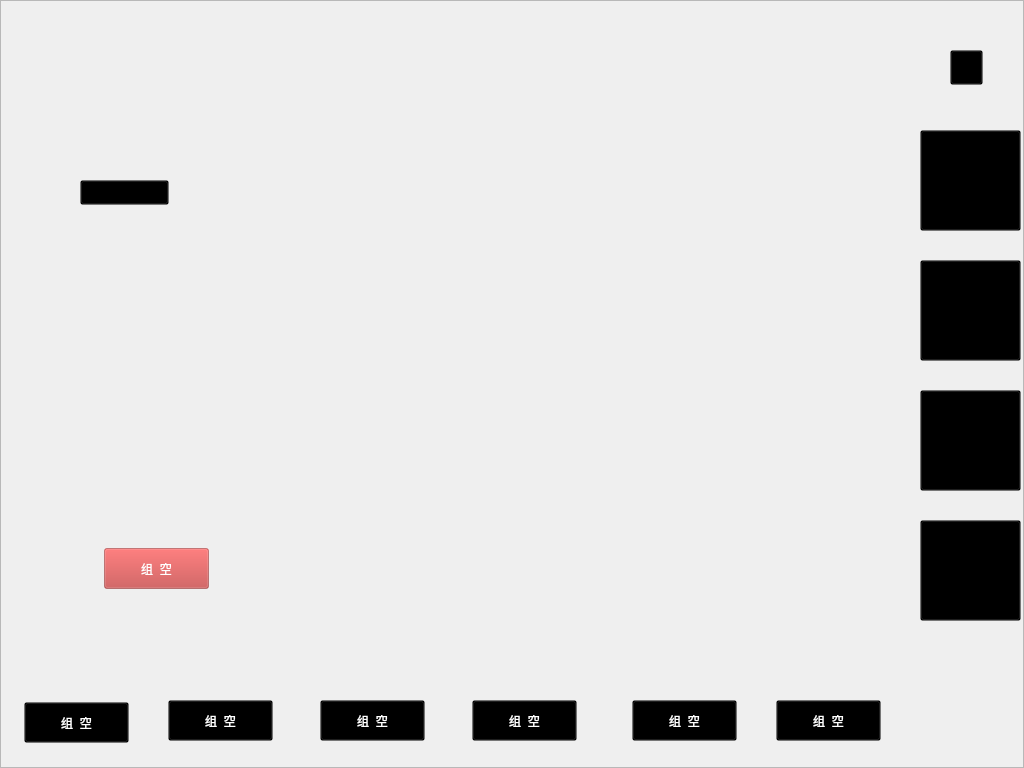
This is Window/Form/mainform.ui in caosq/ChickenFarm as Qt 5 draws it before an edit. The edited form follows.
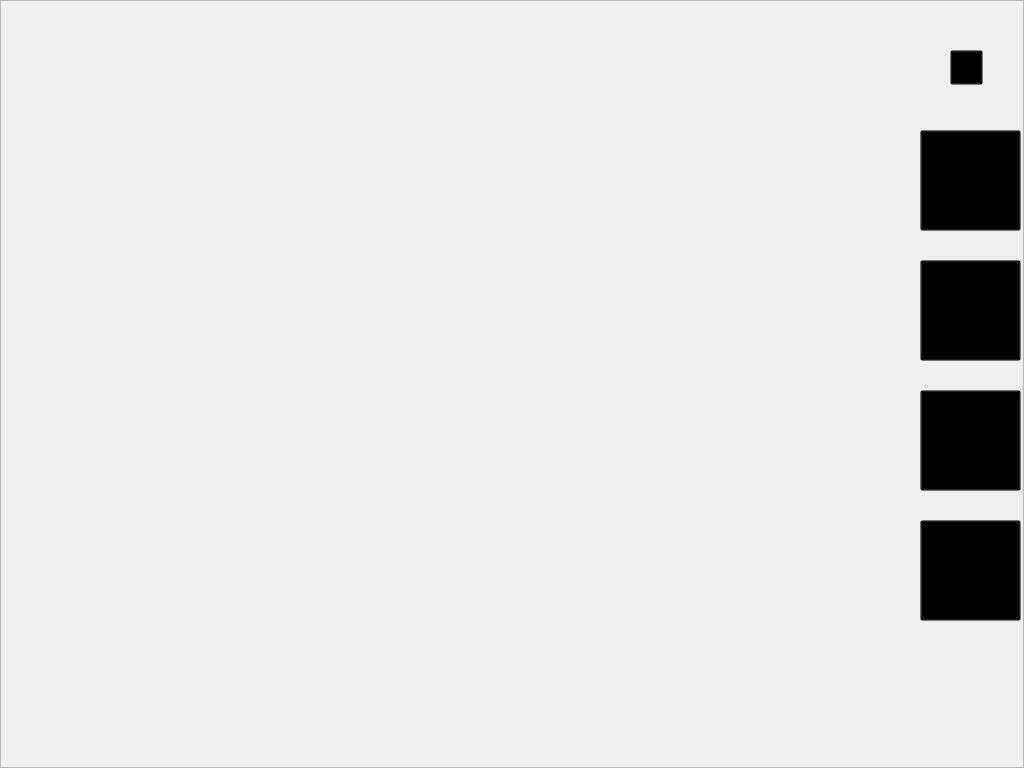
This is the edited form. The open tabs and pages were chosen to show the change. Icons and pictures are not drawn.

```diff
--- a/Window/Form/mainform.ui
+++ b/Window/Form/mainform.ui
@@ -31,1493 +31,6 @@
    <property name="currentIndex">
     <number>1</number>
    </property>
-   <widget class="QWidget" name="homePage"/>
-   <widget class="QWidget" name="systemPage">
-    <widget class="QStackedWidget" name="systemStackedWidget">
-     <property name="geometry">
-      <rect>
-       <x>0</x>
-       <y>0</y>
-       <width>920</width>
-       <height>633</height>
-      </rect>
-     </property>
-     <property name="currentIndex">
-      <number>4</number>
-     </property>
-     <widget class="QWidget" name="modularAirPage">
-      <widget class="QFrame" name="frame_3">
-       <property name="geometry">
-        <rect>
-         <x>10</x>
-         <y>60</y>
-         <width>253</width>
-         <height>283</height>
-        </rect>
-       </property>
-       <property name="styleSheet">
-        <string notr="true">#frame_3{
-border-image: url(:/UI/Widget/System_Air_2.png);}</string>
-       </property>
-       <property name="frameShape">
-        <enum>QFrame::StyledPanel</enum>
-       </property>
-       <property name="frameShadow">
-        <enum>QFrame::Raised</enum>
-       </property>
-      </widget>
-      <widget class="QFrame" name="frame_4">
-       <property name="geometry">
-        <rect>
-         <x>10</x>
-         <y>430</y>
-         <width>241</width>
-         <height>171</height>
-        </rect>
-       </property>
-       <property name="styleSheet">
-        <string notr="true">#frame_4{
-border-image: url(:/UI/Widget/System_Air_3.png);}</string>
-       </property>
-       <property name="frameShape">
-        <enum>QFrame::StyledPanel</enum>
-       </property>
-       <property name="frameShadow">
-        <enum>QFrame::Raised</enum>
-       </property>
-      </widget>
-      <widget class="QStackedWidget" name="modularAirStackedWidget">
-       <property name="geometry">
-        <rect>
-         <x>270</x>
-         <y>20</y>
-         <width>641</width>
-         <height>581</height>
-        </rect>
-       </property>
-       <widget class="QWidget" name="page"/>
-      </widget>
-     </widget>
-     <widget class="QWidget" name="modularChillerPage">
-      <widget class="QFrame" name="frame_5">
-       <property name="geometry">
-        <rect>
-         <x>16</x>
-         <y>24</y>
-         <width>249</width>
-         <height>313</height>
-        </rect>
-       </property>
-       <property name="styleSheet">
-        <string notr="true">#frame_5{
-border-image: url(:/UI/Widget/System_Chiller_1.png);}</string>
-       </property>
-       <property name="frameShape">
-        <enum>QFrame::StyledPanel</enum>
-       </property>
-       <property name="frameShadow">
-        <enum>QFrame::Raised</enum>
-       </property>
-       <widget class="QPushButton" name="pushButton_7">
-        <property name="geometry">
-         <rect>
-          <x>64</x>
-          <y>96</y>
-          <width>89</width>
-          <height>25</height>
-         </rect>
-        </property>
-        <property name="palette">
-         <palette>
-          <active>
-           <colorrole role="Button">
-            <brush brushstyle="SolidPattern">
-             <color alpha="0">
-              <red>0</red>
-              <green>0</green>
-              <blue>0</blue>
-             </color>
-            </brush>
-           </colorrole>
-           <colorrole role="Base">
-            <brush brushstyle="SolidPattern">
-             <color alpha="0">
-              <red>0</red>
-              <green>0</green>
-              <blue>0</blue>
-             </color>
-            </brush>
-           </colorrole>
-           <colorrole role="Window">
-            <brush brushstyle="SolidPattern">
-             <color alpha="0">
-              <red>0</red>
-              <green>0</green>
-              <blue>0</blue>
-             </color>
-            </brush>
-           </colorrole>
-          </active>
-          <inactive>
-           <colorrole role="Button">
-            <brush brushstyle="SolidPattern">
-             <color alpha="0">
-              <red>0</red>
-              <green>0</green>
-              <blue>0</blue>
-             </color>
-            </brush>
-           </colorrole>
-           <colorrole role="Base">
-            <brush brushstyle="SolidPattern">
-             <color alpha="0">
-              <red>0</red>
-              <green>0</green>
-              <blue>0</blue>
-             </color>
-            </brush>
-           </colorrole>
-           <colorrole role="Window">
-            <brush brushstyle="SolidPattern">
-             <color alpha="0">
-              <red>0</red>
-              <green>0</green>
-              <blue>0</blue>
-             </color>
-            </brush>
-           </colorrole>
-          </inactive>
-          <disabled>
-           <colorrole role="Button">
-            <brush brushstyle="SolidPattern">
-             <color alpha="0">
-              <red>0</red>
-              <green>0</green>
-              <blue>0</blue>
-             </color>
-            </brush>
-           </colorrole>
-           <colorrole role="Base">
-            <brush brushstyle="SolidPattern">
-             <color alpha="0">
-              <red>0</red>
-              <green>0</green>
-              <blue>0</blue>
-             </color>
-            </brush>
-           </colorrole>
-           <colorrole role="Window">
-            <brush brushstyle="SolidPattern">
-             <color alpha="0">
-              <red>0</red>
-              <green>0</green>
-              <blue>0</blue>
-             </color>
-            </brush>
-           </colorrole>
-          </disabled>
-         </palette>
-        </property>
-        <property name="toolTip">
-         <string/>
-        </property>
-        <property name="text">
-         <string>PushButton</string>
-        </property>
-       </widget>
-       <widget class="QTableWidget" name="tableWidget">
-        <property name="geometry">
-         <rect>
-          <x>40</x>
-          <y>152</y>
-          <width>161</width>
-          <height>113</height>
-         </rect>
-        </property>
-       </widget>
-      </widget>
-      <widget class="QFrame" name="frame_6">
-       <property name="geometry">
-        <rect>
-         <x>16</x>
-         <y>392</y>
-         <width>249</width>
-         <height>193</height>
-        </rect>
-       </property>
-       <property name="styleSheet">
-        <string notr="true">#frame_6{
-border-image: url(:/UI/Widget/System_Chiller_5.png);}</string>
-       </property>
-       <property name="frameShape">
-        <enum>QFrame::StyledPanel</enum>
-       </property>
-       <property name="frameShadow">
-        <enum>QFrame::Raised</enum>
-       </property>
-       <widget class="QPushButton" name="pushButton_9">
-        <property name="geometry">
-         <rect>
-          <x>88</x>
-          <y>96</y>
-          <width>105</width>
-          <height>41</height>
-         </rect>
-        </property>
-        <property name="palette">
-         <palette>
-          <active>
-           <colorrole role="Button">
-            <brush brushstyle="SolidPattern">
-             <color alpha="123">
-              <red>191</red>
-              <green>64</green>
-              <blue>64</blue>
-             </color>
-            </brush>
-           </colorrole>
-           <colorrole role="ButtonText">
-            <brush brushstyle="SolidPattern">
-             <color alpha="255">
-              <red>255</red>
-              <green>255</green>
-              <blue>255</blue>
-             </color>
-            </brush>
-           </colorrole>
-           <colorrole role="Base">
-            <brush brushstyle="SolidPattern">
-             <color alpha="123">
-              <red>191</red>
-              <green>64</green>
-              <blue>64</blue>
-             </color>
-            </brush>
-           </colorrole>
-           <colorrole role="Window">
-            <brush brushstyle="SolidPattern">
-             <color alpha="123">
-              <red>191</red>
-              <green>64</green>
-              <blue>64</blue>
-             </color>
-            </brush>
-           </colorrole>
-          </active>
-          <inactive>
-           <colorrole role="Button">
-            <brush brushstyle="SolidPattern">
-             <color alpha="123">
-              <red>191</red>
-              <green>64</green>
-              <blue>64</blue>
-             </color>
-            </brush>
-           </colorrole>
-           <colorrole role="ButtonText">
-            <brush brushstyle="SolidPattern">
-             <color alpha="255">
-              <red>255</red>
-              <green>255</green>
-              <blue>255</blue>
-             </color>
-            </brush>
-           </colorrole>
-           <colorrole role="Base">
-            <brush brushstyle="SolidPattern">
-             <color alpha="123">
-              <red>191</red>
-              <green>64</green>
-              <blue>64</blue>
-             </color>
-            </brush>
-           </colorrole>
-           <colorrole role="Window">
-            <brush brushstyle="SolidPattern">
-             <color alpha="123">
-              <red>191</red>
-              <green>64</green>
-              <blue>64</blue>
-             </color>
-            </brush>
-           </colorrole>
-          </inactive>
-          <disabled>
-           <colorrole role="Button">
-            <brush brushstyle="SolidPattern">
-             <color alpha="123">
-              <red>191</red>
-              <green>64</green>
-              <blue>64</blue>
-             </color>
-            </brush>
-           </colorrole>
-           <colorrole role="ButtonText">
-            <brush brushstyle="SolidPattern">
-             <color alpha="255">
-              <red>190</red>
-              <green>190</green>
-              <blue>190</blue>
-             </color>
-            </brush>
-           </colorrole>
-           <colorrole role="Base">
-            <brush brushstyle="SolidPattern">
-             <color alpha="123">
-              <red>191</red>
-              <green>64</green>
-              <blue>64</blue>
-             </color>
-            </brush>
-           </colorrole>
-           <colorrole role="Window">
-            <brush brushstyle="SolidPattern">
-             <color alpha="123">
-              <red>191</red>
-              <green>64</green>
-              <blue>64</blue>
-             </color>
-            </brush>
-           </colorrole>
-          </disabled>
-         </palette>
-        </property>
-        <property name="styleSheet">
-         <string notr="true">background-color: rgba(191, 64, 64, 123);</string>
-        </property>
-        <property name="text">
-         <string>组  空</string>
-        </property>
-       </widget>
-      </widget>
-      <widget class="QStackedWidget" name="modularChillerStackedWidget">
-       <property name="geometry">
-        <rect>
-         <x>264</x>
-         <y>16</y>
-         <width>641</width>
-         <height>581</height>
-        </rect>
-       </property>
-       <widget class="QWidget" name="page_2"/>
-      </widget>
-     </widget>
-     <widget class="QWidget" name="bumpPage">
-      <widget class="QWidget" name="gridLayoutWidget">
-       <property name="geometry">
-        <rect>
-         <x>288</x>
-         <y>16</y>
-         <width>609</width>
-         <height>593</height>
-        </rect>
-       </property>
-       <layout class="QGridLayout" name="gridLayout"/>
-      </widget>
-      <widget class="QFrame" name="frame_7">
-       <property name="geometry">
-        <rect>
-         <x>8</x>
-         <y>56</y>
-         <width>265</width>
-         <height>305</height>
-        </rect>
-       </property>
-       <property name="styleSheet">
-        <string notr="true">#frame_7
-{border-image: url(:/UI/Widget/System_Bump_1.png);}
-</string>
-       </property>
-       <property name="frameShape">
-        <enum>QFrame::StyledPanel</enum>
-       </property>
-       <property name="frameShadow">
-        <enum>QFrame::Raised</enum>
-       </property>
-      </widget>
-      <widget class="QFrame" name="frame_8">
-       <property name="geometry">
-        <rect>
-         <x>8</x>
-         <y>416</y>
-         <width>273</width>
-         <height>177</height>
-        </rect>
-       </property>
-       <property name="styleSheet">
-        <string notr="true">#frame_8
-{border-image: url(:/UI/Widget/System_Bump_2.png);}</string>
-       </property>
-       <property name="frameShape">
-        <enum>QFrame::StyledPanel</enum>
-       </property>
-       <property name="frameShadow">
-        <enum>QFrame::Raised</enum>
-       </property>
-      </widget>
-     </widget>
-     <widget class="QWidget" name="axialFanPage">
-      <widget class="QWidget" name="gridLayoutWidget_2">
-       <property name="geometry">
-        <rect>
-         <x>288</x>
-         <y>40</y>
-         <width>609</width>
-         <height>561</height>
-        </rect>
-       </property>
-       <layout class="QGridLayout" name="gridLayout_2"/>
-      </widget>
-      <widget class="QFrame" name="frame_10">
-       <property name="geometry">
-        <rect>
-         <x>8</x>
-         <y>48</y>
-         <width>265</width>
-         <height>377</height>
-        </rect>
-       </property>
-       <property name="styleSheet">
-        <string notr="true">#frame_10
-{border-image: url(:/UI/Widget/System_Bump_1.png);}</string>
-       </property>
-       <property name="frameShape">
-        <enum>QFrame::StyledPanel</enum>
-       </property>
-       <property name="frameShadow">
-        <enum>QFrame::Raised</enum>
-       </property>
-      </widget>
-     </widget>
-     <widget class="QWidget" name="valvePage">
-      <widget class="QFrame" name="frame_11">
-       <property name="geometry">
-        <rect>
-         <x>16</x>
-         <y>48</y>
-         <width>265</width>
-         <height>377</height>
-        </rect>
-       </property>
-       <property name="styleSheet">
-        <string notr="true">#frame_11
-{border-image: url(:/UI/Widget/System_Bump_1.png);}</string>
-       </property>
-       <property name="frameShape">
-        <enum>QFrame::StyledPanel</enum>
-       </property>
-       <property name="frameShadow">
-        <enum>QFrame::Raised</enum>
-       </property>
-      </widget>
-      <widget class="QWidget" name="gridLayoutWidget_3">
-       <property name="geometry">
-        <rect>
-         <x>296</x>
-         <y>8</y>
-         <width>609</width>
-         <height>593</height>
-        </rect>
-       </property>
-       <layout class="QGridLayout" name="gridLayout_3"/>
-      </widget>
-     </widget>
-     <widget class="QWidget" name="sensorPage">
-      <widget class="QFrame" name="frame_9">
-       <property name="geometry">
-        <rect>
-         <x>16</x>
-         <y>48</y>
-         <width>417</width>
-         <height>385</height>
-        </rect>
-       </property>
-       <property name="styleSheet">
-        <string notr="true">#frame_9{
-border-image: url(:/UI/Widget/System_Sensor_1.png);}
-</string>
-       </property>
-       <property name="frameShape">
-        <enum>QFrame::StyledPanel</enum>
-       </property>
-       <property name="frameShadow">
-        <enum>QFrame::Raised</enum>
-       </property>
-       <widget class="QWidget" name="gridLayoutWidget_4">
-        <property name="geometry">
-         <rect>
-          <x>16</x>
-          <y>16</y>
-          <width>385</width>
-          <height>353</height>
-         </rect>
-        </property>
-        <layout class="QGridLayout" name="gridLayout_4"/>
-       </widget>
-      </widget>
-      <widget class="QFrame" name="frame_12">
-       <property name="geometry">
-        <rect>
-         <x>15</x>
-         <y>464</y>
-         <width>417</width>
-         <height>137</height>
-        </rect>
-       </property>
-       <property name="styleSheet">
-        <string notr="true">#frame_12{
-border-image: url(:/UI/Widget/System_Sensor_4.png);}</string>
-       </property>
-       <property name="frameShape">
-        <enum>QFrame::StyledPanel</enum>
-       </property>
-       <property name="frameShadow">
-        <enum>QFrame::Raised</enum>
-       </property>
-       <widget class="QWidget" name="gridLayoutWidget_5">
-        <property name="geometry">
-         <rect>
-          <x>8</x>
-          <y>8</y>
-          <width>401</width>
-          <height>121</height>
-         </rect>
-        </property>
-        <layout class="QGridLayout" name="gridLayout_5"/>
-       </widget>
-      </widget>
-      <widget class="QFrame" name="frame_13">
-       <property name="geometry">
-        <rect>
-         <x>448</x>
-         <y>48</y>
-         <width>441</width>
-         <height>161</height>
-        </rect>
-       </property>
-       <property name="styleSheet">
-        <string notr="true">#frame_13{
-border-image: url(:/UI/Widget/System_Sensor_4.png);}</string>
-       </property>
-       <property name="frameShape">
-        <enum>QFrame::StyledPanel</enum>
-       </property>
-       <property name="frameShadow">
-        <enum>QFrame::Raised</enum>
-       </property>
-       <widget class="QWidget" name="gridLayoutWidget_6">
-        <property name="geometry">
-         <rect>
-          <x>8</x>
-          <y>8</y>
-          <width>425</width>
-          <height>153</height>
-         </rect>
-        </property>
-        <layout class="QGridLayout" name="gridLayout_6"/>
-       </widget>
-      </widget>
-      <widget class="QFrame" name="frame_14">
-       <property name="geometry">
-        <rect>
-         <x>456</x>
-         <y>272</y>
-         <width>417</width>
-         <height>137</height>
-        </rect>
-       </property>
-       <property name="styleSheet">
-        <string notr="true">#frame_14{
-border-image: url(:/UI/Widget/System_Sensor_4.png);}</string>
-       </property>
-       <property name="frameShape">
-        <enum>QFrame::StyledPanel</enum>
-       </property>
-       <property name="frameShadow">
-        <enum>QFrame::Raised</enum>
-       </property>
-       <widget class="QWidget" name="gridLayoutWidget_7">
-        <property name="geometry">
-         <rect>
-          <x>8</x>
-          <y>8</y>
-          <width>401</width>
-          <height>121</height>
-         </rect>
-        </property>
-        <layout class="QGridLayout" name="gridLayout_7"/>
-       </widget>
-      </widget>
-      <widget class="QFrame" name="frame_15">
-       <property name="geometry">
-        <rect>
-         <x>456</x>
-         <y>456</y>
-         <width>417</width>
-         <height>137</height>
-        </rect>
-       </property>
-       <property name="styleSheet">
-        <string notr="true">#frame_15{
-border-image: url(:/UI/Widget/System_Sensor_4.png);}</string>
-       </property>
-       <property name="frameShape">
-        <enum>QFrame::StyledPanel</enum>
-       </property>
-       <property name="frameShadow">
-        <enum>QFrame::Raised</enum>
-       </property>
-       <widget class="QWidget" name="gridLayoutWidget_8">
-        <property name="geometry">
-         <rect>
-          <x>8</x>
-          <y>8</y>
-          <width>401</width>
-          <height>121</height>
-         </rect>
-        </property>
-        <layout class="QGridLayout" name="gridLayout_8"/>
-       </widget>
-      </widget>
-      <widget class="QComboBox" name="comboBox">
-       <property name="geometry">
-        <rect>
-         <x>456</x>
-         <y>232</y>
-         <width>105</width>
-         <height>25</height>
-        </rect>
-       </property>
-       <item>
-        <property name="text">
-         <string>New Item</string>
-        </property>
-       </item>
-       <item>
-        <property name="text">
-         <string>New Item</string>
-        </property>
-       </item>
-      </widget>
-     </widget>
-    </widget>
-    <widget class="QPushButton" name="pushButton">
-     <property name="geometry">
-      <rect>
-       <x>24</x>
-       <y>642</y>
-       <width>105</width>
-       <height>41</height>
-      </rect>
-     </property>
-     <property name="palette">
-      <palette>
-       <active>
-        <colorrole role="Button">
-         <brush brushstyle="SolidPattern">
-          <color alpha="0">
-           <red>0</red>
-           <green>0</green>
-           <blue>0</blue>
-          </color>
-         </brush>
-        </colorrole>
-        <colorrole role="ButtonText">
-         <brush brushstyle="SolidPattern">
-          <color alpha="255">
-           <red>255</red>
-           <green>255</green>
-           <blue>255</blue>
-          </color>
-         </brush>
-        </colorrole>
-        <colorrole role="Base">
-         <brush brushstyle="SolidPattern">
-          <color alpha="0">
-           <red>0</red>
-           <green>0</green>
-           <blue>0</blue>
-          </color>
-         </brush>
-        </colorrole>
-        <colorrole role="Window">
-         <brush brushstyle="SolidPattern">
-          <color alpha="0">
-           <red>0</red>
-           <green>0</green>
-           <blue>0</blue>
-          </color>
-         </brush>
-        </colorrole>
-       </active>
-       <inactive>
-        <colorrole role="Button">
-         <brush brushstyle="SolidPattern">
-          <color alpha="0">
-           <red>0</red>
-           <green>0</green>
-           <blue>0</blue>
-          </color>
-         </brush>
-        </colorrole>
-        <colorrole role="ButtonText">
-         <brush brushstyle="SolidPattern">
-          <color alpha="255">
-           <red>255</red>
-           <green>255</green>
-           <blue>255</blue>
-          </color>
-         </brush>
-        </colorrole>
-        <colorrole role="Base">
-         <brush brushstyle="SolidPattern">
-          <color alpha="0">
-           <red>0</red>
-           <green>0</green>
-           <blue>0</blue>
-          </color>
-         </brush>
-        </colorrole>
-        <colorrole role="Window">
-         <brush brushstyle="SolidPattern">
-          <color alpha="0">
-           <red>0</red>
-           <green>0</green>
-           <blue>0</blue>
-          </color>
-         </brush>
-        </colorrole>
-       </inactive>
-       <disabled>
-        <colorrole role="Button">
-         <brush brushstyle="SolidPattern">
-          <color alpha="0">
-           <red>0</red>
-           <green>0</green>
-           <blue>0</blue>
-          </color>
-         </brush>
-        </colorrole>
-        <colorrole role="ButtonText">
-         <brush brushstyle="SolidPattern">
-          <color alpha="255">
-           <red>190</red>
-           <green>190</green>
-           <blue>190</blue>
-          </color>
-         </brush>
-        </colorrole>
-        <colorrole role="Base">
-         <brush brushstyle="SolidPattern">
-          <color alpha="0">
-           <red>0</red>
-           <green>0</green>
-           <blue>0</blue>
-          </color>
-         </brush>
-        </colorrole>
-        <colorrole role="Window">
-         <brush brushstyle="SolidPattern">
-          <color alpha="0">
-           <red>0</red>
-           <green>0</green>
-           <blue>0</blue>
-          </color>
-         </brush>
-        </colorrole>
-       </disabled>
-      </palette>
-     </property>
-     <property name="styleSheet">
-      <string notr="true">font: 16pt &quot;Ubuntu&quot;;
-border-image: url(:/UI/Frame/按键.png);</string>
-     </property>
-     <property name="text">
-      <string>组  空</string>
-     </property>
-    </widget>
-    <widget class="QPushButton" name="pushButton_2">
-     <property name="geometry">
-      <rect>
-       <x>168</x>
-       <y>640</y>
-       <width>105</width>
-       <height>41</height>
-      </rect>
-     </property>
-     <property name="palette">
-      <palette>
-       <active>
-        <colorrole role="Button">
-         <brush brushstyle="SolidPattern">
-          <color alpha="0">
-           <red>0</red>
-           <green>0</green>
-           <blue>0</blue>
-          </color>
-         </brush>
-        </colorrole>
-        <colorrole role="ButtonText">
-         <brush brushstyle="SolidPattern">
-          <color alpha="255">
-           <red>255</red>
-           <green>255</green>
-           <blue>255</blue>
-          </color>
-         </brush>
-        </colorrole>
-        <colorrole role="Base">
-         <brush brushstyle="SolidPattern">
-          <color alpha="0">
-           <red>0</red>
-           <green>0</green>
-           <blue>0</blue>
-          </color>
-         </brush>
-        </colorrole>
-        <colorrole role="Window">
-         <brush brushstyle="SolidPattern">
-          <color alpha="0">
-           <red>0</red>
-           <green>0</green>
-           <blue>0</blue>
-          </color>
-         </brush>
-        </colorrole>
-       </active>
-       <inactive>
-        <colorrole role="Button">
-         <brush brushstyle="SolidPattern">
-          <color alpha="0">
-           <red>0</red>
-           <green>0</green>
-           <blue>0</blue>
-          </color>
-         </brush>
-        </colorrole>
-        <colorrole role="ButtonText">
-         <brush brushstyle="SolidPattern">
-          <color alpha="255">
-           <red>255</red>
-           <green>255</green>
-           <blue>255</blue>
-          </color>
-         </brush>
-        </colorrole>
-        <colorrole role="Base">
-         <brush brushstyle="SolidPattern">
-          <color alpha="0">
-           <red>0</red>
-           <green>0</green>
-           <blue>0</blue>
-          </color>
-         </brush>
-        </colorrole>
-        <colorrole role="Window">
-         <brush brushstyle="SolidPattern">
-          <color alpha="0">
-           <red>0</red>
-           <green>0</green>
-           <blue>0</blue>
-          </color>
-         </brush>
-        </colorrole>
-       </inactive>
-       <disabled>
-        <colorrole role="Button">
-         <brush brushstyle="SolidPattern">
-          <color alpha="0">
-           <red>0</red>
-           <green>0</green>
-           <blue>0</blue>
-          </color>
-         </brush>
-        </colorrole>
-        <colorrole role="ButtonText">
-         <brush brushstyle="SolidPattern">
-          <color alpha="255">
-           <red>190</red>
-           <green>190</green>
-           <blue>190</blue>
-          </color>
-         </brush>
-        </colorrole>
-        <colorrole role="Base">
-         <brush brushstyle="SolidPattern">
-          <color alpha="0">
-           <red>0</red>
-           <green>0</green>
-           <blue>0</blue>
-          </color>
-         </brush>
-        </colorrole>
-        <colorrole role="Window">
-         <brush brushstyle="SolidPattern">
-          <color alpha="0">
-           <red>0</red>
-           <green>0</green>
-           <blue>0</blue>
-          </color>
-         </brush>
-        </colorrole>
-       </disabled>
-      </palette>
-     </property>
-     <property name="styleSheet">
-      <string notr="true">font: 16pt &quot;Ubuntu&quot;;
-border-image: url(:/UI/Frame/按键.png);</string>
-     </property>
-     <property name="text">
-      <string>组  空</string>
-     </property>
-    </widget>
-    <widget class="QPushButton" name="pushButton_3">
-     <property name="geometry">
-      <rect>
-       <x>320</x>
-       <y>640</y>
-       <width>105</width>
-       <height>41</height>
-      </rect>
-     </property>
-     <property name="palette">
-      <palette>
-       <active>
-        <colorrole role="Button">
-         <brush brushstyle="SolidPattern">
-          <color alpha="0">
-           <red>0</red>
-           <green>0</green>
-           <blue>0</blue>
-          </color>
-         </brush>
-        </colorrole>
-        <colorrole role="ButtonText">
-         <brush brushstyle="SolidPattern">
-          <color alpha="255">
-           <red>255</red>
-           <green>255</green>
-           <blue>255</blue>
-          </color>
-         </brush>
-        </colorrole>
-        <colorrole role="Base">
-         <brush brushstyle="SolidPattern">
-          <color alpha="0">
-           <red>0</red>
-           <green>0</green>
-           <blue>0</blue>
-          </color>
-         </brush>
-        </colorrole>
-        <colorrole role="Window">
-         <brush brushstyle="SolidPattern">
-          <color alpha="0">
-           <red>0</red>
-           <green>0</green>
-           <blue>0</blue>
-          </color>
-         </brush>
-        </colorrole>
-       </active>
-       <inactive>
-        <colorrole role="Button">
-         <brush brushstyle="SolidPattern">
-          <color alpha="0">
-           <red>0</red>
-           <green>0</green>
-           <blue>0</blue>
-          </color>
-         </brush>
-        </colorrole>
-        <colorrole role="ButtonText">
-         <brush brushstyle="SolidPattern">
-          <color alpha="255">
-           <red>255</red>
-           <green>255</green>
-           <blue>255</blue>
-          </color>
-         </brush>
-        </colorrole>
-        <colorrole role="Base">
-         <brush brushstyle="SolidPattern">
-          <color alpha="0">
-           <red>0</red>
-           <green>0</green>
-           <blue>0</blue>
-          </color>
-         </brush>
-        </colorrole>
-        <colorrole role="Window">
-         <brush brushstyle="SolidPattern">
-          <color alpha="0">
-           <red>0</red>
-           <green>0</green>
-           <blue>0</blue>
-          </color>
-         </brush>
-        </colorrole>
-       </inactive>
-       <disabled>
-        <colorrole role="Button">
-         <brush brushstyle="SolidPattern">
-          <color alpha="0">
-           <red>0</red>
-           <green>0</green>
-           <blue>0</blue>
-          </color>
-         </brush>
-        </colorrole>
-        <colorrole role="ButtonText">
-         <brush brushstyle="SolidPattern">
-          <color alpha="255">
-           <red>190</red>
-           <green>190</green>
-           <blue>190</blue>
-          </color>
-         </brush>
-        </colorrole>
-        <colorrole role="Base">
-         <brush brushstyle="SolidPattern">
-          <color alpha="0">
-           <red>0</red>
-           <green>0</green>
-           <blue>0</blue>
-          </color>
-         </brush>
-        </colorrole>
-        <colorrole role="Window">
-         <brush brushstyle="SolidPattern">
-          <color alpha="0">
-           <red>0</red>
-           <green>0</green>
-           <blue>0</blue>
-          </color>
-         </brush>
-        </colorrole>
-       </disabled>
-      </palette>
-     </property>
-     <property name="styleSheet">
-      <string notr="true">font: 16pt &quot;Ubuntu&quot;;
-border-image: url(:/UI/Frame/按键.png);</string>
-     </property>
-     <property name="text">
-      <string>组  空</string>
-     </property>
-    </widget>
-    <widget class="QPushButton" name="pushButton_4">
-     <property name="geometry">
-      <rect>
-       <x>472</x>
-       <y>640</y>
-       <width>105</width>
-       <height>41</height>
-      </rect>
-     </property>
-     <property name="palette">
-      <palette>
-       <active>
-        <colorrole role="Button">
-         <brush brushstyle="SolidPattern">
-          <color alpha="0">
-           <red>0</red>
-           <green>0</green>
-           <blue>0</blue>
-          </color>
-         </brush>
-        </colorrole>
-        <colorrole role="ButtonText">
-         <brush brushstyle="SolidPattern">
-          <color alpha="255">
-           <red>255</red>
-           <green>255</green>
-           <blue>255</blue>
-          </color>
-         </brush>
-        </colorrole>
-        <colorrole role="Base">
-         <brush brushstyle="SolidPattern">
-          <color alpha="0">
-           <red>0</red>
-           <green>0</green>
-           <blue>0</blue>
-          </color>
-         </brush>
-        </colorrole>
-        <colorrole role="Window">
-         <brush brushstyle="SolidPattern">
-          <color alpha="0">
-           <red>0</red>
-           <green>0</green>
-           <blue>0</blue>
-          </color>
-         </brush>
-        </colorrole>
-       </active>
-       <inactive>
-        <colorrole role="Button">
-         <brush brushstyle="SolidPattern">
-          <color alpha="0">
-           <red>0</red>
-           <green>0</green>
-           <blue>0</blue>
-          </color>
-         </brush>
-        </colorrole>
-        <colorrole role="ButtonText">
-         <brush brushstyle="SolidPattern">
-          <color alpha="255">
-           <red>255</red>
-           <green>255</green>
-           <blue>255</blue>
-          </color>
-         </brush>
-        </colorrole>
-        <colorrole role="Base">
-         <brush brushstyle="SolidPattern">
-          <color alpha="0">
-           <red>0</red>
-           <green>0</green>
-           <blue>0</blue>
-          </color>
-         </brush>
-        </colorrole>
-        <colorrole role="Window">
-         <brush brushstyle="SolidPattern">
-          <color alpha="0">
-           <red>0</red>
-           <green>0</green>
-           <blue>0</blue>
-          </color>
-         </brush>
-        </colorrole>
-       </inactive>
-       <disabled>
-        <colorrole role="Button">
-         <brush brushstyle="SolidPattern">
-          <color alpha="0">
-           <red>0</red>
-           <green>0</green>
-           <blue>0</blue>
-          </color>
-         </brush>
-        </colorrole>
-        <colorrole role="ButtonText">
-         <brush brushstyle="SolidPattern">
-          <color alpha="255">
-           <red>190</red>
-           <green>190</green>
-           <blue>190</blue>
-          </color>
-         </brush>
-        </colorrole>
-        <colorrole role="Base">
-         <brush brushstyle="SolidPattern">
-          <color alpha="0">
-           <red>0</red>
-           <green>0</green>
-           <blue>0</blue>
-          </color>
-         </brush>
-        </colorrole>
-        <colorrole role="Window">
-         <brush brushstyle="SolidPattern">
-          <color alpha="0">
-           <red>0</red>
-           <green>0</green>
-           <blue>0</blue>
-          </color>
-         </brush>
-        </colorrole>
-       </disabled>
-      </palette>
-     </property>
-     <property name="styleSheet">
-      <string notr="true">font: 16pt &quot;Ubuntu&quot;;
-border-image: url(:/UI/Frame/按键.png);</string>
-     </property>
-     <property name="text">
-      <string>组  空</string>
-     </property>
-    </widget>
-    <widget class="QPushButton" name="pushButton_5">
-     <property name="geometry">
-      <rect>
-       <x>632</x>
-       <y>640</y>
-       <width>105</width>
-       <height>41</height>
-      </rect>
-     </property>
-     <property name="palette">
-      <palette>
-       <active>
-        <colorrole role="Button">
-         <brush brushstyle="SolidPattern">
-          <color alpha="0">
-           <red>0</red>
-           <green>0</green>
-           <blue>0</blue>
-          </color>
-         </brush>
-        </colorrole>
-        <colorrole role="ButtonText">
-         <brush brushstyle="SolidPattern">
-          <color alpha="255">
-           <red>255</red>
-           <green>255</green>
-           <blue>255</blue>
-          </color>
-         </brush>
-        </colorrole>
-        <colorrole role="Base">
-         <brush brushstyle="SolidPattern">
-          <color alpha="0">
-           <red>0</red>
-           <green>0</green>
-           <blue>0</blue>
-          </color>
-         </brush>
-        </colorrole>
-        <colorrole role="Window">
-         <brush brushstyle="SolidPattern">
-          <color alpha="0">
-           <red>0</red>
-           <green>0</green>
-           <blue>0</blue>
-          </color>
-         </brush>
-        </colorrole>
-       </active>
-       <inactive>
-        <colorrole role="Button">
-         <brush brushstyle="SolidPattern">
-          <color alpha="0">
-           <red>0</red>
-           <green>0</green>
-           <blue>0</blue>
-          </color>
-         </brush>
-        </colorrole>
-        <colorrole role="ButtonText">
-         <brush brushstyle="SolidPattern">
-          <color alpha="255">
-           <red>255</red>
-           <green>255</green>
-           <blue>255</blue>
-          </color>
-         </brush>
-        </colorrole>
-        <colorrole role="Base">
-         <brush brushstyle="SolidPattern">
-          <color alpha="0">
-           <red>0</red>
-           <green>0</green>
-           <blue>0</blue>
-          </color>
-         </brush>
-        </colorrole>
-        <colorrole role="Window">
-         <brush brushstyle="SolidPattern">
-          <color alpha="0">
-           <red>0</red>
-           <green>0</green>
-           <blue>0</blue>
-          </color>
-         </brush>
-        </colorrole>
-       </inactive>
-       <disabled>
-        <colorrole role="Button">
-         <brush brushstyle="SolidPattern">
-          <color alpha="0">
-           <red>0</red>
-           <green>0</green>
-           <blue>0</blue>
-          </color>
-         </brush>
-        </colorrole>
-        <colorrole role="ButtonText">
-         <brush brushstyle="SolidPattern">
-          <color alpha="255">
-           <red>190</red>
-           <green>190</green>
-           <blue>190</blue>
-          </color>
-         </brush>
-        </colorrole>
-        <colorrole role="Base">
-         <brush brushstyle="SolidPattern">
-          <color alpha="0">
-           <red>0</red>
-           <green>0</green>
-           <blue>0</blue>
-          </color>
-         </brush>
-        </colorrole>
-        <colorrole role="Window">
-         <brush brushstyle="SolidPattern">
-          <color alpha="0">
-           <red>0</red>
-           <green>0</green>
-           <blue>0</blue>
-          </color>
-         </brush>
-        </colorrole>
-       </disabled>
-      </palette>
-     </property>
-     <property name="styleSheet">
-      <string notr="true">font: 16pt &quot;Ubuntu&quot;;
-border-image: url(:/UI/Frame/按键.png);</string>
-     </property>
-     <property name="text">
-      <string>组  空</string>
-     </property>
-    </widget>
-    <widget class="QPushButton" name="pushButton_6">
-     <property name="geometry">
-      <rect>
-       <x>776</x>
-       <y>640</y>
-       <width>105</width>
-       <height>41</height>
-      </rect>
-     </property>
-     <property name="palette">
-      <palette>
-       <active>
-        <colorrole role="Button">
-         <brush brushstyle="SolidPattern">
-          <color alpha="0">
-           <red>0</red>
-           <green>0</green>
-           <blue>0</blue>
-          </color>
-         </brush>
-        </colorrole>
-        <colorrole role="ButtonText">
-         <brush brushstyle="SolidPattern">
-          <color alpha="255">
-           <red>255</red>
-           <green>255</green>
-           <blue>255</blue>
-          </color>
-         </brush>
-        </colorrole>
-        <colorrole role="Base">
-         <brush brushstyle="SolidPattern">
-          <color alpha="0">
-           <red>0</red>
-           <green>0</green>
-           <blue>0</blue>
-          </color>
-         </brush>
-        </colorrole>
-        <colorrole role="Window">
-         <brush brushstyle="SolidPattern">
-          <color alpha="0">
-           <red>0</red>
-           <green>0</green>
-           <blue>0</blue>
-          </color>
-         </brush>
-        </colorrole>
-       </active>
-       <inactive>
-        <colorrole role="Button">
-         <brush brushstyle="SolidPattern">
-          <color alpha="0">
-           <red>0</red>
-           <green>0</green>
-           <blue>0</blue>
-          </color>
-         </brush>
-        </colorrole>
-        <colorrole role="ButtonText">
-         <brush brushstyle="SolidPattern">
-          <color alpha="255">
-           <red>255</red>
-           <green>255</green>
-           <blue>255</blue>
-          </color>
-         </brush>
-        </colorrole>
-        <colorrole role="Base">
-         <brush brushstyle="SolidPattern">
-          <color alpha="0">
-           <red>0</red>
-           <green>0</green>
-           <blue>0</blue>
-          </color>
-         </brush>
-        </colorrole>
-        <colorrole role="Window">
-         <brush brushstyle="SolidPattern">
-          <color alpha="0">
-           <red>0</red>
-           <green>0</green>
-           <blue>0</blue>
-          </color>
-         </brush>
-        </colorrole>
-       </inactive>
-       <disabled>
-        <colorrole role="Button">
-         <brush brushstyle="SolidPattern">
-          <color alpha="0">
-           <red>0</red>
-           <green>0</green>
-           <blue>0</blue>
-          </color>
-         </brush>
-        </colorrole>
-        <colorrole role="ButtonText">
-         <brush brushstyle="SolidPattern">
-          <color alpha="255">
-           <red>190</red>
-           <green>190</green>
-           <blue>190</blue>
-          </color>
-         </brush>
-        </colorrole>
-        <colorrole role="Base">
-         <brush brushstyle="SolidPattern">
-          <color alpha="0">
-           <red>0</red>
-           <green>0</green>
-           <blue>0</blue>
-          </color>
-         </brush>
-        </colorrole>
-        <colorrole role="Window">
-         <brush brushstyle="SolidPattern">
-          <color alpha="0">
-           <red>0</red>
-           <green>0</green>
-           <blue>0</blue>
-          </color>
-         </brush>
-        </colorrole>
-       </disabled>
-      </palette>
-     </property>
-     <property name="styleSheet">
-      <string notr="true">font: 16pt &quot;Ubuntu&quot;;
-border-image: url(:/UI/Frame/按键.png);</string>
-     </property>
-     <property name="text">
-      <string>组  空</string>
-     </property>
-    </widget>
-   </widget>
-   <widget class="QWidget" name="paraPage"/>
-   <widget class="QWidget" name="curvePage">
-    <property name="styleSheet">
-     <string notr="true"/>
-    </property>
-   </widget>
   </widget>
   <widget class="QFrame" name="frame">
    <property name="geometry">
```
Left out of the diff: 2 changed lines with no effect on the pictures.
